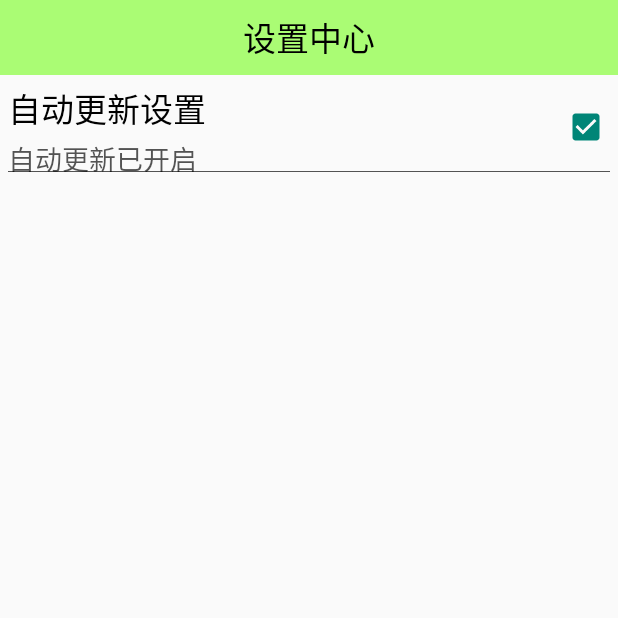
After one commit to ios123developer/MobileSafe, an Android app: the SettingActivity screen opened directly, with no data from a screen before it, on a phone screen of 412 x 824 dp, the top half of it. The commit adds this screen. Run offline under Robolectric (Android 15) with nearby library versions, the phone set to English and light mode, and no system bars.

Commit message:
封装设置界面的UI（思想很重要）

```diff
--- /dev/null
+++ b/app/src/main/java/com/szzgkon/mobilesafe/activity/SettingActivity.java
@@ -0,0 +1,53 @@
+package com.szzgkon.mobilesafe.activity;
+
+import android.content.SharedPreferences;
+import android.os.Bundle;
+import android.support.v7.app.AppCompatActivity;
+import android.view.View;
+
+import com.szzgkon.mobilesafe.R;
+import com.szzgkon.mobilesafe.view.SettingItemView;
+
+public class SettingActivity extends AppCompatActivity {
+
+    private SettingItemView sivUpdate;//设置升级
+    private SharedPreferences mPref;
+
+    @Override
+    protected void onCreate(Bundle savedInstanceState) {
+        super.onCreate(savedInstanceState);
+        setContentView(R.layout.activity_setting);
+        mPref = getSharedPreferences("config",MODE_PRIVATE);
+
+        sivUpdate = (SettingItemView)findViewById(R.id.siv_update);
+        sivUpdate.setTitle("自动更新设置");
+        boolean autoUpdate = mPref.getBoolean("auto_update",true);
+            if(autoUpdate){
+                sivUpdate.setDesc("自动更新已开启");
+                sivUpdate.setChecked(true);
+            } else {
+                sivUpdate.setDesc("自动更新已关闭");
+                sivUpdate.setChecked(false);
+            }
+
+        sivUpdate.setOnClickListener(new View.OnClickListener() {
+            @Override
+            public void onClick(View v) {
+                //判断当前的勾选状态
+                if(sivUpdate.isChecked()){
+                    //设置不勾选
+                    sivUpdate.setChecked(false);
+                    sivUpdate.setDesc("自动更新已关闭");
+                    //将配置保存起来（SharePreferences）
+                    mPref.edit().putBoolean("auto_update",false).commit();
+
+                }else {
+                    sivUpdate.setChecked(true);
+                    sivUpdate.setDesc("自动更新已开启");
+                    mPref.edit().putBoolean("auto_update",true).commit();
+                }
+            }
+        });
+
+    }
+}
--- /dev/null
+++ b/app/src/main/java/com/szzgkon/mobilesafe/view/SettingItemView.java
@@ -0,0 +1,64 @@
+package com.szzgkon.mobilesafe.view;
+
+import android.content.Context;
+import android.util.AttributeSet;
+import android.view.View;
+import android.widget.CheckBox;
+import android.widget.RelativeLayout;
+import android.widget.TextView;
+
+import com.szzgkon.mobilesafe.R;
+
+/**
+ * Created by zhangyongke on 16/9/9.
+ */
+
+/**
+ * 设置中心的自定义控件
+ */
+public class SettingItemView extends RelativeLayout{
+
+    private TextView tvTitle;
+    private TextView tvDesc;
+    private CheckBox cbStatus;
+
+    public SettingItemView(Context context) {
+        super(context);
+        initView();
+    }
+
+    public SettingItemView(Context context, AttributeSet attrs) {
+        super(context, attrs);
+        initView();
+
+    }
+
+    public SettingItemView(Context context, AttributeSet attrs, int defStyleAttr) {
+        super(context, attrs, defStyleAttr);
+        initView();
+    }
+    /**
+     * 初始化布局
+     */
+    private void initView(){
+        //将自定义好的布局文件设置给当前的SettingItemView
+        View.inflate(getContext(), R.layout.view_setting_item,this);
+        tvTitle = (TextView)findViewById(R.id.tv_title);
+        tvDesc = (TextView)findViewById(R.id.tv_desc);
+        cbStatus = (CheckBox)findViewById(R.id.cb_status);
+
+    }
+    public void setTitle(String title){
+        tvTitle.setText(title);
+    }
+    public void setDesc(String desc){
+        tvDesc.setText(desc);
+    }
+    //判断当前勾选状态
+    public boolean isChecked(){
+        return cbStatus.isChecked();
+    }
+    public void setChecked(boolean check){
+       cbStatus.setChecked(check);
+    }
+}
--- /dev/null
+++ b/app/src/main/res/layout/activity_setting.xml
@@ -0,0 +1,17 @@
+<?xml version="1.0" encoding="utf-8"?>
+<LinearLayout xmlns:android="http://schemas.android.com/apk/res/android"
+    android:layout_width="match_parent"
+    android:layout_height="match_parent"
+    android:orientation="vertical">
+    <TextView
+        style="@style/TitleStyle"
+        android:text="设置中心" />
+
+    <com.szzgkon.mobilesafe.view.SettingItemView
+        android:id="@+id/siv_update"
+    android:layout_width="match_parent"
+    android:layout_height="wrap_content"/>
+
+
+
+</LinearLayout>
--- /dev/null
+++ b/app/src/main/res/layout/view_setting_item.xml
@@ -0,0 +1,36 @@
+<?xml version="1.0" encoding="utf-8"?>
+
+<RelativeLayout
+    xmlns:android="http://schemas.android.com/apk/res/android"
+    android:layout_width="match_parent"
+    android:layout_height="70dp"
+    android:padding="5dp">
+    <TextView
+        android:id="@+id/tv_title"
+        android:layout_width="wrap_content"
+        android:layout_height="wrap_content"
+        android:textColor="@color/black"
+        android:textSize="22sp"/>
+    <TextView
+        android:id="@+id/tv_desc"
+        android:layout_width="wrap_content"
+        android:layout_height="wrap_content"
+        android:layout_below="@+id/tv_title"
+        android:textColor="#a000"
+        android:textSize="18sp"
+        android:layout_marginTop="3dp"/>
+    <CheckBox
+        android:id="@+id/cb_status"
+        android:layout_width="wrap_content"
+        android:layout_height="wrap_content"
+        android:layout_alignParentRight="true"
+        android:layout_centerVertical="true"
+        android:clickable="false"
+        android:focusable="false"
+        android:focusableInTouchMode="false"/>
+    <View
+        android:layout_width="match_parent"
+        android:layout_height="0.2dp"
+        android:background="#a000"
+        android:layout_alignParentBottom="true"/>
+</RelativeLayout>
--- a/app/src/main/res/values/colors.xml
+++ b/app/src/main/res/values/colors.xml
@@ -4,4 +4,5 @@
     <color name="colorPrimaryDark">#303F9F</color>
     <color name="colorAccent">#FF4081</color>
     <color name="black">#000</color>
+
 </resources>
--- a/app/src/main/res/values/styles.xml
+++ b/app/src/main/res/values/styles.xml
@@ -8,5 +8,25 @@
         <item name="colorPrimaryDark">@color/colorPrimaryDark</item>
         <item name="colorAccent">@color/colorAccent</item>
     </style>
+   <!-- <TextView
+        android:id="@+id/textView1"
+        android:layout_width="match_parent"
+        android:layout_height="50dp"
+        android:text="设置中心"
+        android:textColor="@color/black"
+        android:background="#8866ff00"
+        android:textSize="22sp"
+        android:gravity="center" />
+        -->
+    <style name="TitleStyle">
+        <!-- Customize your theme here. -->
+         <item name="android:layout_width">match_parent</item>
+        <item name="android:layout_height">50dp</item>
+        <item name="android:background">#8866ff00</item>
+        <item name="android:textSize">22sp</item>
+        <item name="android:gravity">center</item>
+        <item name="android:textColor">@color/black</item>
+
+    </style>
 
 </resources>
```
Also changed, not shown: app/src/main/AndroidManifest.xml (+5 -3 lines), app/src/main/java/com/szzgkon/mobilesafe/activity/HomeActivity.java (+19 -0 lines), app/src/main/java/com/szzgkon/mobilesafe/activity/SplashActivity.java (+12 -1 lines), app/src/main/res/layout/activity_home.xml (+2 -7 lines).
